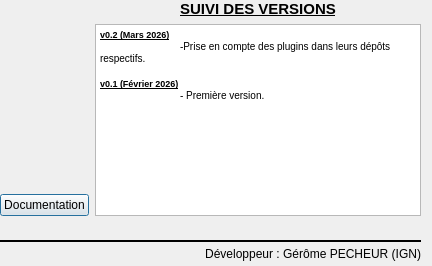
IGNF/installateur-qgis, file aproposde.ui: the form before one commit.
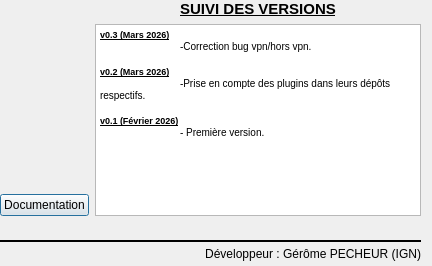
The form after the commit. Icons and pictures are not drawn.

What changed in the file:
```diff
--- a/aproposde.ui
+++ b/aproposde.ui
@@ -107,6 +107,9 @@
 &lt;html&gt;&lt;head&gt;&lt;meta name=&quot;qrichtext&quot; content=&quot;1&quot; /&gt;&lt;style type=&quot;text/css&quot;&gt;
 p, li { white-space: pre-wrap; }
 &lt;/style&gt;&lt;/head&gt;&lt;body style=&quot; font-family:'MS Shell Dlg 2'; font-size:7.8pt; font-weight:400; font-style:normal;&quot;&gt;
+&lt;p style=&quot; margin-top:0px; margin-bottom:0px; margin-left:0px; margin-right:0px; -qt-block-indent:0; text-indent:0px;&quot;&gt;&lt;span style=&quot; font-size:7pt; font-weight:600; text-decoration: underline;&quot;&gt;v0.3 (Mars 2026)&lt;/span&gt;&lt;/p&gt;
+&lt;p style=&quot; margin-top:0px; margin-bottom:0px; margin-left:0px; margin-right:0px; -qt-block-indent:0; text-indent:0px;&quot;&gt;&lt;span style=&quot; font-size:7pt;&quot;&gt;	&lt;/span&gt;-Correction bug vpn/hors vpn.&lt;/p&gt;
+&lt;p style=&quot;-qt-paragraph-type:empty; margin-top:0px; margin-bottom:0px; margin-left:0px; margin-right:0px; -qt-block-indent:0; text-indent:0px;&quot;&gt;&lt;br /&gt;&lt;/p&gt;
 &lt;p style=&quot; margin-top:0px; margin-bottom:0px; margin-left:0px; margin-right:0px; -qt-block-indent:0; text-indent:0px;&quot;&gt;&lt;span style=&quot; font-size:7pt; font-weight:600; text-decoration: underline;&quot;&gt;v0.2 (Mars 2026)&lt;/span&gt;&lt;/p&gt;
 &lt;p style=&quot; margin-top:0px; margin-bottom:0px; margin-left:0px; margin-right:0px; -qt-block-indent:0; text-indent:0px;&quot;&gt;&lt;span style=&quot; font-size:7pt;&quot;&gt;	&lt;/span&gt;-Prise en compte des plugins dans leurs dépôts respectifs.&lt;/p&gt;
 &lt;p style=&quot;-qt-paragraph-type:empty; margin-top:0px; margin-bottom:0px; margin-left:0px; margin-right:0px; -qt-block-indent:0; text-indent:0px;&quot;&gt;&lt;br /&gt;&lt;/p&gt;
```
